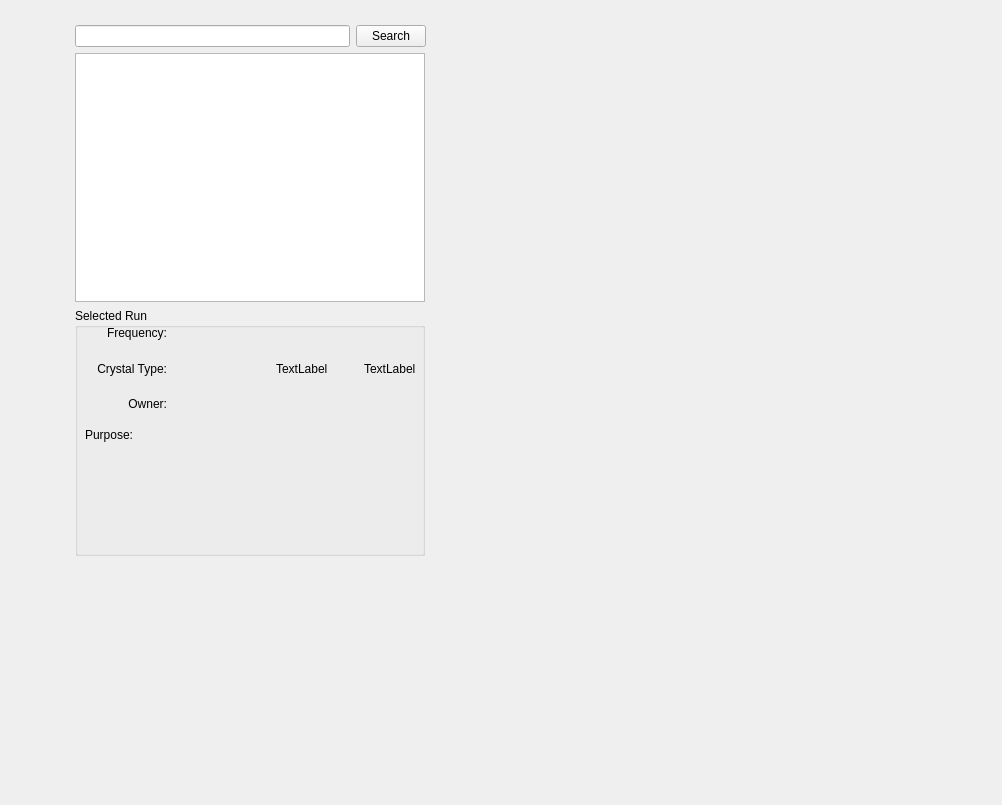
First picture: the form in 2.ui, repository nickas101/LTA_results, before the edit.
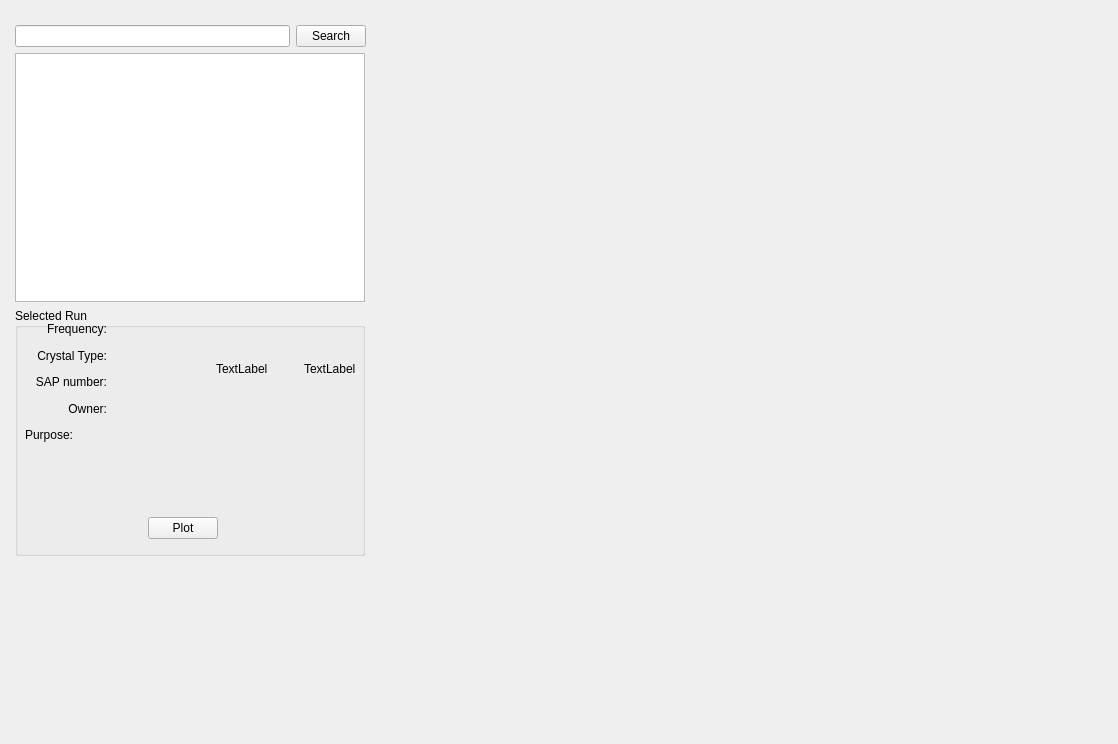
Second picture: the form after the edit.

Commit message: Plot button is added

The edit to the form file:
```diff
--- a/2.ui
+++ b/2.ui
@@ -6,8 +6,8 @@
    <rect>
     <x>0</x>
     <y>0</y>
-    <width>1002</width>
-    <height>805</height>
+    <width>1118</width>
+    <height>744</height>
    </rect>
   </property>
   <property name="windowTitle">
@@ -16,9 +16,9 @@
   <widget class="QWidget" name="horizontalLayoutWidget">
    <property name="geometry">
     <rect>
-     <x>70</x>
+     <x>10</x>
      <y>20</y>
-     <width>901</width>
+     <width>1091</width>
      <height>541</height>
     </rect>
    </property>
@@ -191,6 +191,19 @@
             </item>
            </layout>
           </item>
+          <item alignment="Qt::AlignHCenter|Qt::AlignBottom">
+           <widget class="QPushButton" name="pushButton_plot">
+            <property name="maximumSize">
+             <size>
+              <width>70</width>
+              <height>16777215</height>
+             </size>
+            </property>
+            <property name="text">
+             <string>Plot</string>
+            </property>
+           </widget>
+          </item>
          </layout>
         </widget>
         <widget class="QWidget" name="horizontalLayoutWidget_4">
@@ -274,6 +287,27 @@
               </item>
              </layout>
             </item>
+            <item>
+             <layout class="QHBoxLayout" name="horizontalLayout_16">
+              <item>
+               <widget class="QLabel" name="label_16">
+                <property name="text">
+                 <string>SAP number:</string>
+                </property>
+                <property name="alignment">
+                 <set>Qt::AlignRight|Qt::AlignTrailing|Qt::AlignVCenter</set>
+                </property>
+               </widget>
+              </item>
+              <item>
+               <widget class="QLabel" name="label_17">
+                <property name="text">
+                 <string/>
+                </property>
+               </widget>
+              </item>
+             </layout>
+            </item>
             <item>
              <layout class="QHBoxLayout" name="horizontalLayout_8">
               <item>
@@ -336,6 +370,18 @@
     </item>
     <item>
      <layout class="QVBoxLayout" name="verticalLayout_5">
+      <property name="leftMargin">
+       <number>5</number>
+      </property>
+      <property name="topMargin">
+       <number>5</number>
+      </property>
+      <property name="rightMargin">
+       <number>5</number>
+      </property>
+      <property name="bottomMargin">
+       <number>5</number>
+      </property>
       <item>
        <widget class="QWidget" name="plot1" native="true">
         <property name="sizePolicy">
@@ -346,7 +392,7 @@
         </property>
         <property name="minimumSize">
          <size>
-          <width>50</width>
+          <width>75</width>
           <height>50</height>
          </size>
         </property>
```
The commit also changes 1 other file.
